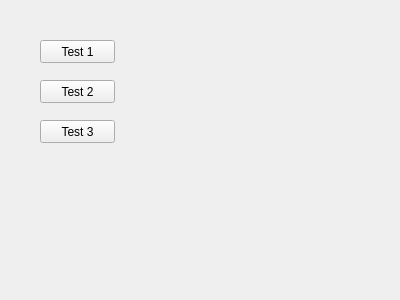
The window that QtKoeWare/UI Files/testUI.ui (1000monkeys/QtKoeWare) describes before a commit, drawn with Qt 5.
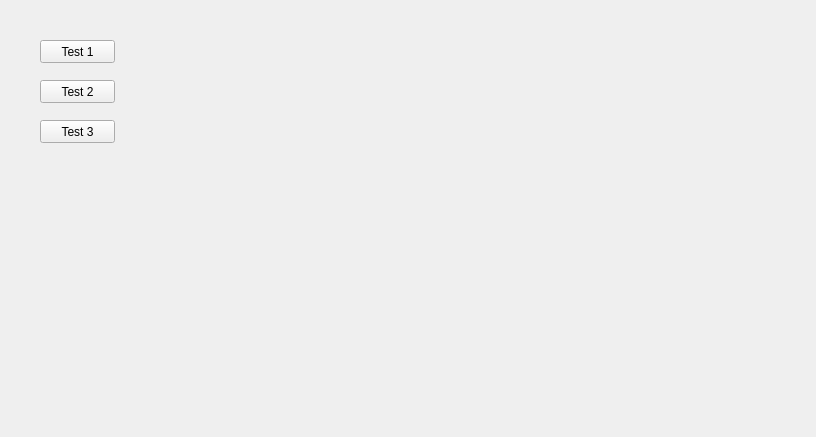
The same window after the commit. Custom widgets are drawn as their Qt base class.

```diff
--- a/QtKoeWare/UI Files/testUI.ui
+++ b/QtKoeWare/UI Files/testUI.ui
@@ -6,8 +6,8 @@
    <rect>
     <x>0</x>
     <y>0</y>
-    <width>400</width>
-    <height>300</height>
+    <width>816</width>
+    <height>437</height>
    </rect>
   </property>
   <property name="windowTitle">
@@ -52,7 +52,25 @@
     <string>Test 2</string>
    </property>
   </widget>
+  <widget class="QCustomPlot" name="plot" native="true">
+   <property name="geometry">
+    <rect>
+     <x>210</x>
+     <y>50</y>
+     <width>511</width>
+     <height>331</height>
+    </rect>
+   </property>
+  </widget>
  </widget>
+ <customwidgets>
+  <customwidget>
+   <class>QCustomPlot</class>
+   <extends>QWidget</extends>
+   <header>qcustomplot.h</header>
+   <container>1</container>
+  </customwidget>
+ </customwidgets>
  <resources/>
  <connections/>
 </ui>
```
